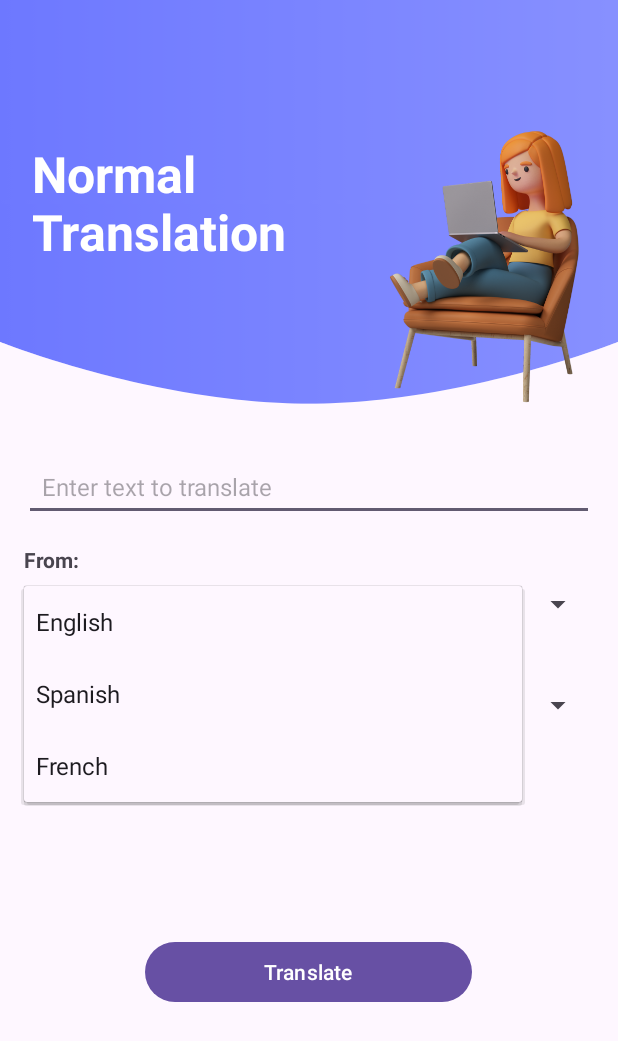
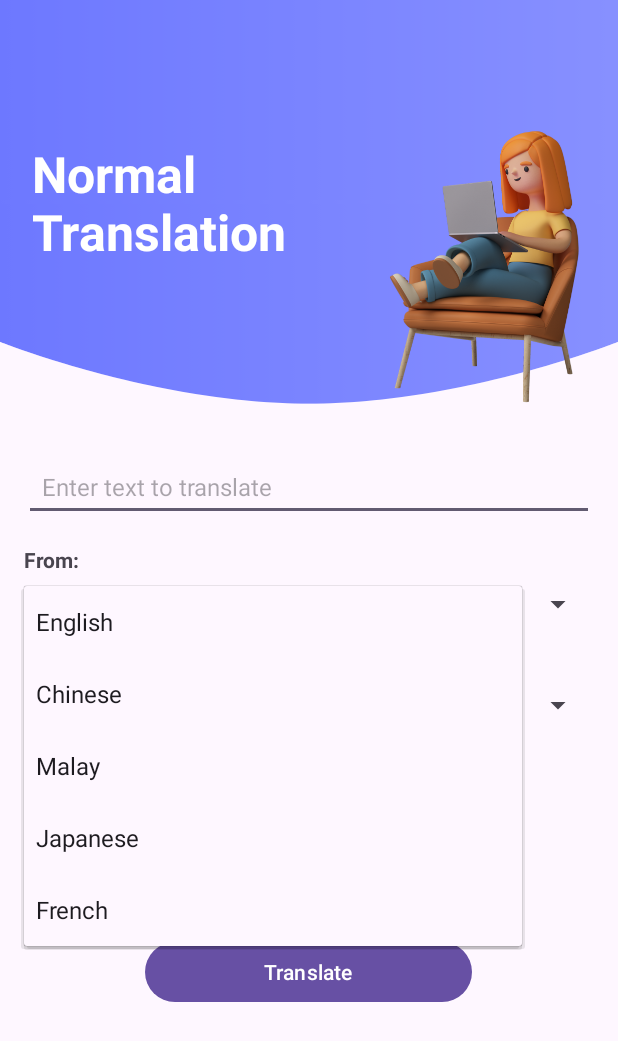
Before and after one commit to Hauooo/Assignment, an Android app: the NormalTranslationActivity screen opened directly, with no data from a screen before it, after a tap on "English", on a phone screen of 412 x 824 dp. Shown: the top 1041 px of the screen. Run offline under Robolectric (Android 15) with nearby library versions, the phone set to English and light mode, and no system bars; libraries missing offline, so code that uses them is left out: com.google.mlkit.nl.

Commit message:
Fixed translation options

```diff
--- a/app/src/main/res/values/strings.xml
+++ b/app/src/main/res/values/strings.xml
@@ -2,7 +2,9 @@
     <string name="app_name">Assignment</string>
     <string-array name="language_array">
         <item>English</item>
-        <item>Spanish</item>
+        <item>Chinese</item>
+        <item>Malay</item>
+        <item>Japanese</item>
         <item>French</item>
         <!-- Add more languages as needed -->
     </string-array>
```
